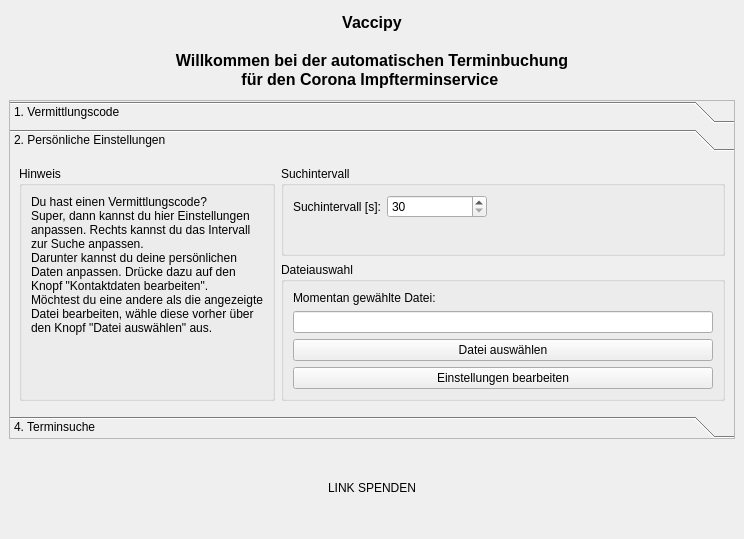
Old version of the form tools/gui/main.ui in the repository timreibe/vaccipy.
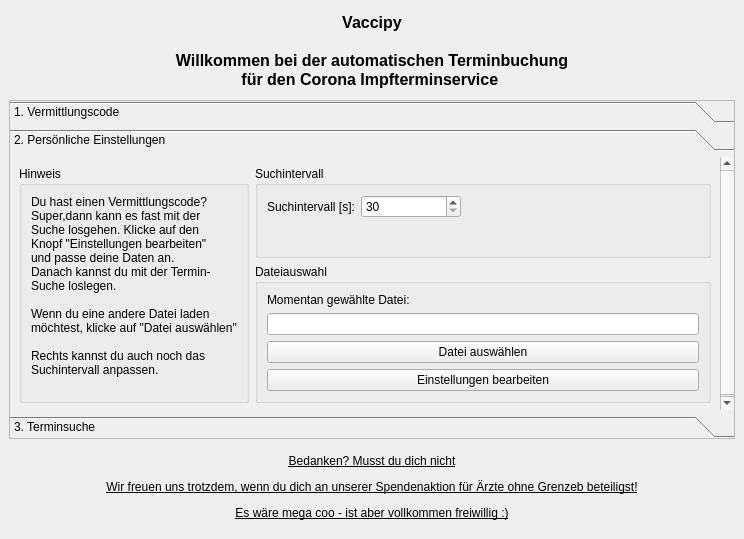
New version of the form. The open tabs and pages were chosen to show the change.

Commit message: (gui) add and remove processes

```diff
--- a/tools/gui/main.ui
+++ b/tools/gui/main.ui
@@ -17,6 +17,9 @@
    <layout class="QGridLayout">
     <item row="0" column="0">
      <layout class="QVBoxLayout" name="verticalLayout" stretch="1,4,1">
+      <property name="bottomMargin">
+       <number>0</number>
+      </property>
       <item>
        <widget class="QLabel" name="header_label">
         <property name="font">
@@ -206,15 +209,19 @@
                 <widget class="QLabel" name="label">
                  <property name="text">
                   <string>Du hast einen Vermittlungscode?
-Super, dann kannst du hier Einstellungen
-anpassen. Rechts kannst du das Intervall
-zur Suche anpassen.
-Darunter kannst du deine persönlichen
-Daten anpassen. Drücke dazu auf den
-Knopf &quot;Kontaktdaten bearbeiten&quot;.
-Möchtest du eine andere als die angezeigte
-Datei bearbeiten, wähle diese vorher über
-den Knopf &quot;Datei auswählen&quot; aus.</string>
+Super,dann kann es fast mit der
+Suche losgehen. Klicke auf den
+Knopf &quot;Einstellungen bearbeiten&quot;
+und passe deine Daten an.
+Danach kannst du mit der Termin-
+Suche loslegen.
+
+Wenn du eine andere Datei laden
+möchtest, klicke auf &quot;Datei auswählen&quot;
+
+Rechts kannst du auch noch das 
+Suchintervall anpassen.
+</string>
                  </property>
                  <property name="alignment">
                   <set>Qt::AlignLeading|Qt::AlignLeft|Qt::AlignTop</set>
@@ -326,7 +333,7 @@
           </rect>
          </property>
          <attribute name="label">
-          <string>4. Terminsuche</string>
+          <string>3. Terminsuche</string>
          </attribute>
          <layout class="QGridLayout" name="gridLayout_7">
           <item row="0" column="0">
@@ -453,7 +460,7 @@
       <item>
        <widget class="QLabel" name="label_2">
         <property name="text">
-         <string>LINK SPENDEN</string>
+         <string>&lt;html&gt;&lt;head/&gt;&lt;body&gt;&lt;p&gt;&lt;a href=&quot;https://www.aerzte-ohne-grenzen.de/spenden-sammeln?cfd=pjs3m&quot;&gt;&lt;span style=&quot; text-decoration: underline; color:#000000;&quot;&gt;Bedanken? Musst du dich nicht&lt;/span&gt;&lt;/a&gt;&lt;/p&gt;&lt;p&gt;&lt;a href=&quot;https://www.aerzte-ohne-grenzen.de/spenden-sammeln?cfd=pjs3m&quot;&gt;&lt;span style=&quot; text-decoration: underline; color:#000000;&quot;&gt;Wir freuen uns trotzdem, wenn du dich an unserer Spendenaktion für Ärzte ohne Grenzeb beteiligst!&lt;/span&gt;&lt;/a&gt;&lt;/p&gt;&lt;p&gt;&lt;a href=&quot;https://www.aerzte-ohne-grenzen.de/spenden-sammeln?cfd=pjs3m&quot;&gt;&lt;span style=&quot; text-decoration: underline; color:#000000;&quot;&gt;Es wäre mega coo - ist aber vollkommen freiwillig :)&lt;/span&gt;&lt;/a&gt;&lt;/p&gt;&lt;/body&gt;&lt;/html&gt;</string>
         </property>
         <property name="alignment">
          <set>Qt::AlignCenter</set>
```
Left out of the diff: 31 changed lines with no effect on the pictures. The commit also changes 2 other files.
